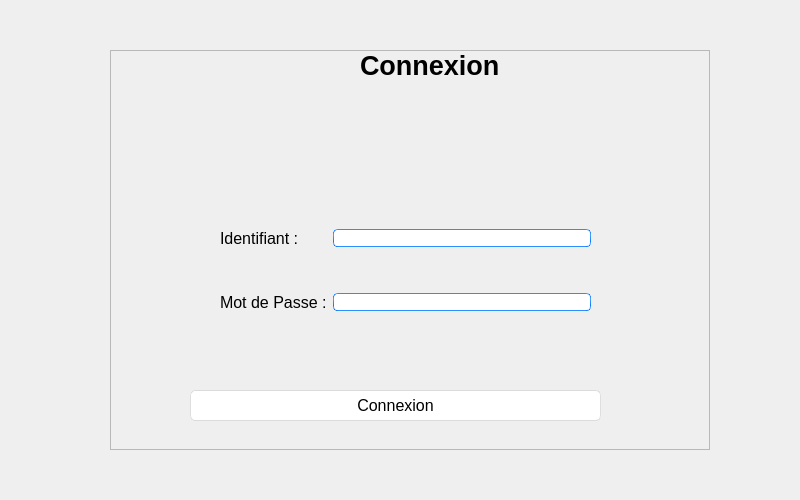
ChakSem/TPs-Plateformes-C-, file FrameworkQT/src/main/c++/fr/univtours/polytech/FrameworkQT/view/connectioninterface.ui: the form before one commit.
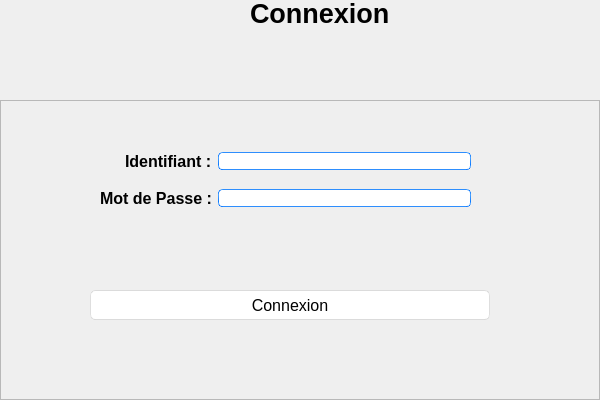
The form after the commit.

Patch:
```diff
--- a/FrameworkQT/src/main/c++/fr/univtours/polytech/FrameworkQT/view/connectioninterface.ui
+++ b/FrameworkQT/src/main/c++/fr/univtours/polytech/FrameworkQT/view/connectioninterface.ui
@@ -6,8 +6,8 @@
    <rect>
     <x>0</x>
     <y>0</y>
-    <width>800</width>
-    <height>500</height>
+    <width>600</width>
+    <height>400</height>
    </rect>
   </property>
   <property name="windowTitle">
@@ -16,10 +16,10 @@
   <widget class="QFrame" name="frame">
    <property name="geometry">
     <rect>
-     <x>110</x>
-     <y>50</y>
+     <x>0</x>
+     <y>100</y>
      <width>600</width>
-     <height>400</height>
+     <height>300</height>
     </rect>
    </property>
    <property name="styleSheet">
@@ -592,10 +592,10 @@
    <widget class="QPushButton" name="pushButton">
     <property name="geometry">
      <rect>
-      <x>80</x>
-      <y>340</y>
-      <width>411</width>
-      <height>31</height>
+      <x>90</x>
+      <y>190</y>
+      <width>400</width>
+      <height>30</height>
      </rect>
     </property>
     <property name="font">
@@ -610,52 +610,22 @@
      <string>Connexion</string>
     </property>
    </widget>
-   <widget class="QLabel" name="labelConnection">
-    <property name="geometry">
-     <rect>
-      <x>250</x>
-      <y>0</y>
-      <width>381</width>
-      <height>31</height>
-     </rect>
-    </property>
-    <property name="sizePolicy">
-     <sizepolicy hsizetype="Minimum" vsizetype="Minimum">
-      <horstretch>0</horstretch>
-      <verstretch>0</verstretch>
-     </sizepolicy>
-    </property>
-    <property name="minimumSize">
-     <size>
-      <width>0</width>
-      <height>13</height>
-     </size>
-    </property>
-    <property name="font">
-     <font>
-      <pointsize>20</pointsize>
-      <bold>true</bold>
-     </font>
-    </property>
-    <property name="text">
-     <string>Connexion</string>
-    </property>
-   </widget>
    <widget class="QWidget" name="layoutWidget">
     <property name="geometry">
      <rect>
-      <x>110</x>
-      <y>140</y>
+      <x>100</x>
+      <y>40</y>
       <width>371</width>
-      <height>161</height>
+      <height>81</height>
      </rect>
     </property>
     <layout class="QGridLayout" name="gridLayout">
-     <item row="2" column="0">
+     <item row="2" column="0" alignment="Qt::AlignRight">
       <widget class="QLabel" name="labelId">
        <property name="font">
         <font>
          <pointsize>12</pointsize>
+         <bold>true</bold>
         </font>
        </property>
        <property name="text">
@@ -682,6 +652,7 @@
        <property name="font">
         <font>
          <pointsize>12</pointsize>
+         <bold>true</bold>
         </font>
        </property>
        <property name="text">
@@ -692,6 +663,37 @@
     </layout>
    </widget>
   </widget>
+  <widget class="QLabel" name="labelConnection">
+   <property name="geometry">
+    <rect>
+     <x>250</x>
+     <y>0</y>
+     <width>351</width>
+     <height>27</height>
+    </rect>
+   </property>
+   <property name="sizePolicy">
+    <sizepolicy hsizetype="Minimum" vsizetype="Minimum">
+     <horstretch>0</horstretch>
+     <verstretch>0</verstretch>
+    </sizepolicy>
+   </property>
+   <property name="minimumSize">
+    <size>
+     <width>0</width>
+     <height>13</height>
+    </size>
+   </property>
+   <property name="font">
+    <font>
+     <pointsize>20</pointsize>
+     <bold>true</bold>
+    </font>
+   </property>
+   <property name="text">
+    <string>Connexion</string>
+   </property>
+  </widget>
  </widget>
  <resources/>
  <connections/>
```
